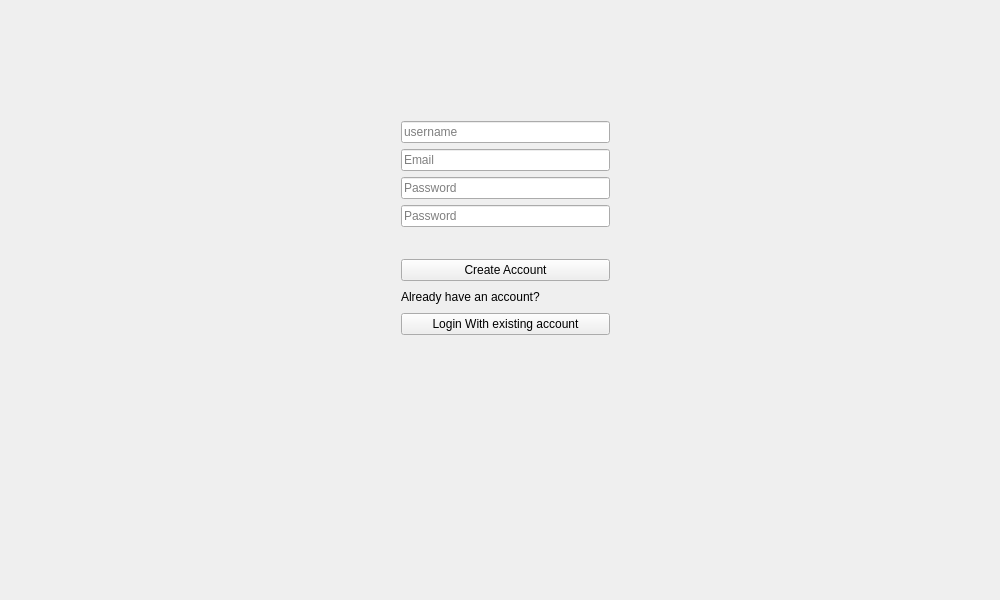
HyprSpark/Social-Media, file forms/SignUpWindow.ui: the form before one commit.
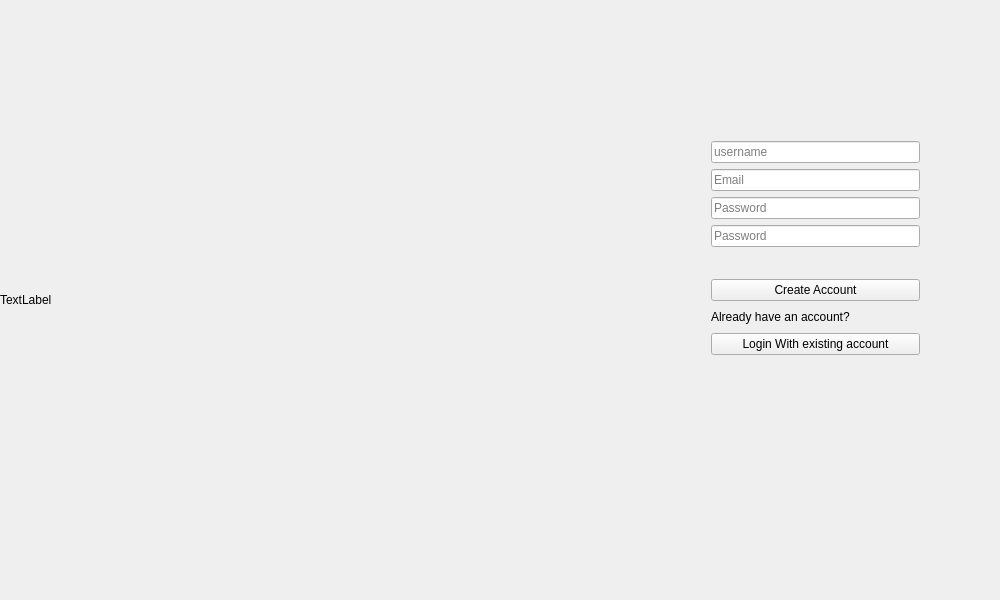
The form after the commit.

The edit to the form file:
```diff
--- a/forms/SignUpWindow.ui
+++ b/forms/SignUpWindow.ui
@@ -35,8 +35,8 @@
    <widget class="QWidget" name="detailWidget" native="true">
     <property name="geometry">
      <rect>
-      <x>390</x>
-      <y>110</y>
+      <x>700</x>
+      <y>130</y>
       <width>231</width>
       <height>236</height>
      </rect>
@@ -118,6 +118,27 @@
      </item>
     </layout>
    </widget>
+   <widget class="QLabel" name="heroImageLabel">
+    <property name="geometry">
+     <rect>
+      <x>0</x>
+      <y>0</y>
+      <width>1000</width>
+      <height>600</height>
+     </rect>
+    </property>
+    <property name="minimumSize">
+     <size>
+      <width>1000</width>
+      <height>600</height>
+     </size>
+    </property>
+    <property name="text">
+     <string>TextLabel</string>
+    </property>
+   </widget>
+   <zorder>heroImageLabel</zorder>
+   <zorder>detailWidget</zorder>
   </widget>
  </widget>
  <layoutdefault spacing="6" margin="11"/>
```
